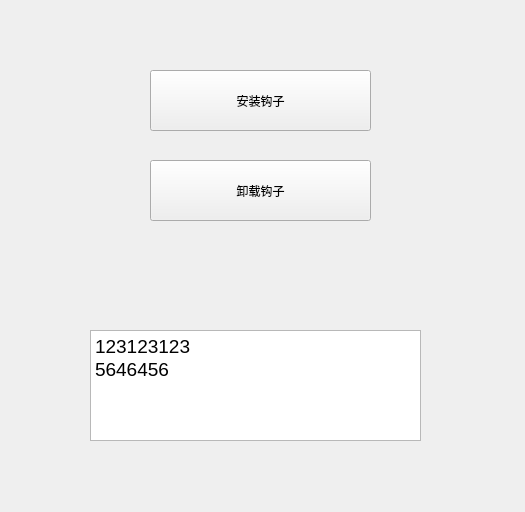
yueyingqingfeng8/MKmap, file widget.ui: the form before one commit.
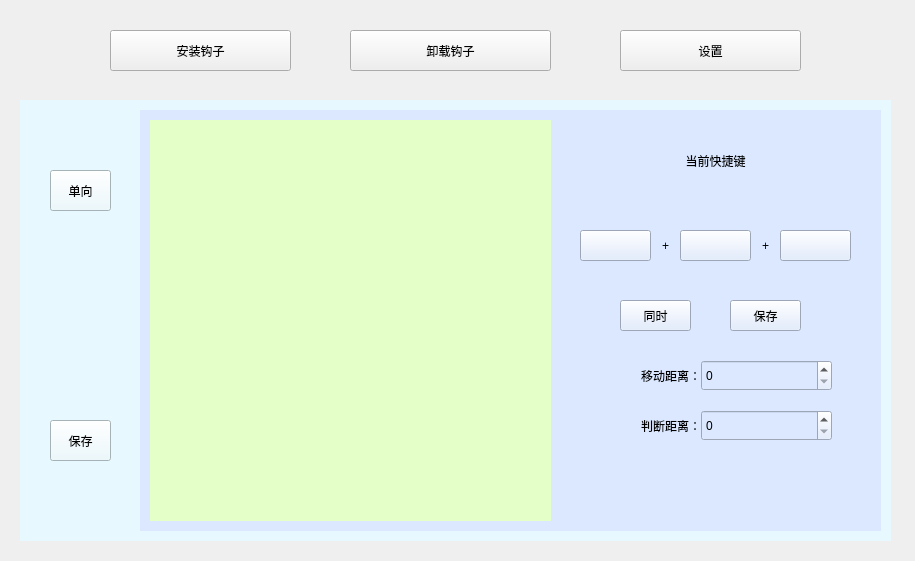
The form after the commit. The open tabs and pages were chosen to show the change. Custom widgets are drawn as their Qt base class.

Patch:
```diff
--- a/widget.ui
+++ b/widget.ui
@@ -6,8 +6,8 @@
    <rect>
     <x>0</x>
     <y>0</y>
-    <width>525</width>
-    <height>512</height>
+    <width>915</width>
+    <height>561</height>
    </rect>
   </property>
   <property name="windowTitle">
@@ -16,12 +16,15 @@
   <widget class="QPushButton" name="pb_install">
    <property name="geometry">
     <rect>
-     <x>150</x>
-     <y>70</y>
-     <width>221</width>
-     <height>61</height>
+     <x>110</x>
+     <y>30</y>
+     <width>181</width>
+     <height>41</height>
     </rect>
    </property>
+   <property name="focusPolicy">
+    <enum>Qt::NoFocus</enum>
+   </property>
    <property name="text">
     <string>安装钩子</string>
    </property>
@@ -29,55 +32,372 @@
   <widget class="QPushButton" name="pb_unload">
    <property name="geometry">
     <rect>
-     <x>150</x>
-     <y>160</y>
-     <width>221</width>
-     <height>61</height>
+     <x>350</x>
+     <y>30</y>
+     <width>201</width>
+     <height>41</height>
     </rect>
    </property>
+   <property name="focusPolicy">
+    <enum>Qt::NoFocus</enum>
+   </property>
    <property name="text">
     <string>卸载钩子</string>
    </property>
   </widget>
-  <widget class="QLabel" name="lb_return">
+  <widget class="QStackedWidget" name="sw_test">
    <property name="geometry">
     <rect>
-     <x>120</x>
-     <y>250</y>
-     <width>261</width>
-     <height>61</height>
+     <x>20</x>
+     <y>100</y>
+     <width>871</width>
+     <height>441</height>
     </rect>
    </property>
    <property name="styleSheet">
-    <string notr="true">font: 20pt &quot;黑体&quot;;</string>
+    <string notr="true">background-color: rgb(231, 249, 255);</string>
    </property>
-   <property name="text">
-    <string/>
+   <property name="currentIndex">
+    <number>1</number>
    </property>
-  </widget>
-  <widget class="QTextEdit" name="textEdit">
-   <property name="geometry">
-    <rect>
-     <x>90</x>
-     <y>330</y>
-     <width>331</width>
-     <height>111</height>
-    </rect>
-   </property>
-   <property name="styleSheet">
-    <string notr="true"/>
-   </property>
-   <property name="html">
-    <string>&lt;!DOCTYPE HTML PUBLIC &quot;-//W3C//DTD HTML 4.0//EN&quot; &quot;http://www.w3.org/TR/REC-html40/strict.dtd&quot;&gt;
+   <widget class="QWidget" name="pg_test">
+    <widget class="QLabel" name="lb_return">
+     <property name="geometry">
+      <rect>
+       <x>180</x>
+       <y>50</y>
+       <width>471</width>
+       <height>61</height>
+      </rect>
+     </property>
+     <property name="styleSheet">
+      <string notr="true">font: 20pt &quot;黑体&quot;;
+background-color: rgb(221, 255, 202);</string>
+     </property>
+     <property name="text">
+      <string/>
+     </property>
+     <property name="alignment">
+      <set>Qt::AlignCenter</set>
+     </property>
+    </widget>
+    <widget class="QTextEdit" name="textEdit">
+     <property name="geometry">
+      <rect>
+       <x>140</x>
+       <y>150</y>
+       <width>551</width>
+       <height>221</height>
+      </rect>
+     </property>
+     <property name="focusPolicy">
+      <enum>Qt::ClickFocus</enum>
+     </property>
+     <property name="styleSheet">
+      <string notr="true"/>
+     </property>
+     <property name="html">
+      <string>&lt;!DOCTYPE HTML PUBLIC &quot;-//W3C//DTD HTML 4.0//EN&quot; &quot;http://www.w3.org/TR/REC-html40/strict.dtd&quot;&gt;
 &lt;html&gt;&lt;head&gt;&lt;meta name=&quot;qrichtext&quot; content=&quot;1&quot; /&gt;&lt;style type=&quot;text/css&quot;&gt;
 p, li { white-space: pre-wrap; }
 &lt;/style&gt;&lt;/head&gt;&lt;body style=&quot; font-family:'SimSun'; font-size:9pt; font-weight:400; font-style:normal;&quot;&gt;
 &lt;p style=&quot; margin-top:0px; margin-bottom:0px; margin-left:0px; margin-right:0px; -qt-block-indent:0; text-indent:0px;&quot;&gt;&lt;span style=&quot; font-size:14pt;&quot;&gt;123123123&lt;/span&gt;&lt;/p&gt;
 &lt;p style=&quot; margin-top:0px; margin-bottom:0px; margin-left:0px; margin-right:0px; -qt-block-indent:0; text-indent:0px;&quot;&gt;&lt;span style=&quot; font-size:14pt;&quot;&gt;5646456&lt;/span&gt;&lt;/p&gt;&lt;/body&gt;&lt;/html&gt;</string>
+     </property>
+    </widget>
+   </widget>
+   <widget class="QWidget" name="pg_set">
+    <widget class="QPushButton" name="pb_setOneWay">
+     <property name="geometry">
+      <rect>
+       <x>30</x>
+       <y>70</y>
+       <width>61</width>
+       <height>41</height>
+      </rect>
+     </property>
+     <property name="focusPolicy">
+      <enum>Qt::NoFocus</enum>
+     </property>
+     <property name="text">
+      <string>单向</string>
+     </property>
+    </widget>
+    <widget class="QStackedWidget" name="sw_set">
+     <property name="geometry">
+      <rect>
+       <x>120</x>
+       <y>10</y>
+       <width>741</width>
+       <height>421</height>
+      </rect>
+     </property>
+     <property name="styleSheet">
+      <string notr="true">background-color: rgb(219, 232, 255);
+font: 14pt &quot;黑体&quot;;</string>
+     </property>
+     <widget class="QWidget" name="pg_oneWay"/>
+     <widget class="QWidget" name="pg_ways">
+      <widget class="PaintWidget" name="widget" native="true">
+       <property name="geometry">
+        <rect>
+         <x>10</x>
+         <y>10</y>
+         <width>401</width>
+         <height>401</height>
+        </rect>
+       </property>
+       <property name="styleSheet">
+        <string notr="true">background-color: rgb(229, 255, 201);</string>
+       </property>
+      </widget>
+      <widget class="QLabel" name="label">
+       <property name="geometry">
+        <rect>
+         <x>500</x>
+         <y>30</y>
+         <width>151</width>
+         <height>41</height>
+        </rect>
+       </property>
+       <property name="text">
+        <string>当前快捷键</string>
+       </property>
+       <property name="alignment">
+        <set>Qt::AlignCenter</set>
+       </property>
+      </widget>
+      <widget class="QSpinBox" name="sb_moveDistance">
+       <property name="geometry">
+        <rect>
+         <x>561</x>
+         <y>250</y>
+         <width>131</width>
+         <height>31</height>
+        </rect>
+       </property>
+       <property name="focusPolicy">
+        <enum>Qt::ClickFocus</enum>
+       </property>
+       <property name="maximum">
+        <number>200</number>
+       </property>
+      </widget>
+      <widget class="QLabel" name="label_2">
+       <property name="geometry">
+        <rect>
+         <x>430</x>
+         <y>250</y>
+         <width>131</width>
+         <height>31</height>
+        </rect>
+       </property>
+       <property name="text">
+        <string>移动距离：</string>
+       </property>
+       <property name="alignment">
+        <set>Qt::AlignRight|Qt::AlignTrailing|Qt::AlignVCenter</set>
+       </property>
+      </widget>
+      <widget class="QLabel" name="label_3">
+       <property name="geometry">
+        <rect>
+         <x>430</x>
+         <y>300</y>
+         <width>131</width>
+         <height>31</height>
+        </rect>
+       </property>
+       <property name="text">
+        <string>判断距离：</string>
+       </property>
+       <property name="alignment">
+        <set>Qt::AlignRight|Qt::AlignTrailing|Qt::AlignVCenter</set>
+       </property>
+      </widget>
+      <widget class="QSpinBox" name="sb_judgeDistance">
+       <property name="geometry">
+        <rect>
+         <x>561</x>
+         <y>300</y>
+         <width>131</width>
+         <height>31</height>
+        </rect>
+       </property>
+       <property name="focusPolicy">
+        <enum>Qt::ClickFocus</enum>
+       </property>
+       <property name="maximum">
+        <number>140</number>
+       </property>
+      </widget>
+      <widget class="QLabel" name="label_7">
+       <property name="geometry">
+        <rect>
+         <x>510</x>
+         <y>120</y>
+         <width>31</width>
+         <height>31</height>
+        </rect>
+       </property>
+       <property name="styleSheet">
+        <string notr="true">font: 16pt &quot;黑体&quot;;</string>
+       </property>
+       <property name="text">
+        <string>+</string>
+       </property>
+       <property name="alignment">
+        <set>Qt::AlignCenter</set>
+       </property>
+      </widget>
+      <widget class="QLabel" name="label_8">
+       <property name="geometry">
+        <rect>
+         <x>610</x>
+         <y>120</y>
+         <width>31</width>
+         <height>31</height>
+        </rect>
+       </property>
+       <property name="styleSheet">
+        <string notr="true">font: 16pt &quot;黑体&quot;;</string>
+       </property>
+       <property name="text">
+        <string>+</string>
+       </property>
+       <property name="alignment">
+        <set>Qt::AlignCenter</set>
+       </property>
+      </widget>
+      <widget class="QPushButton" name="pb_key1">
+       <property name="geometry">
+        <rect>
+         <x>440</x>
+         <y>120</y>
+         <width>71</width>
+         <height>31</height>
+        </rect>
+       </property>
+       <property name="focusPolicy">
+        <enum>Qt::NoFocus</enum>
+       </property>
+       <property name="styleSheet">
+        <string notr="true"/>
+       </property>
+       <property name="text">
+        <string/>
+       </property>
+      </widget>
+      <widget class="QPushButton" name="pb_key2">
+       <property name="geometry">
+        <rect>
+         <x>540</x>
+         <y>120</y>
+         <width>71</width>
+         <height>31</height>
+        </rect>
+       </property>
+       <property name="focusPolicy">
+        <enum>Qt::NoFocus</enum>
+       </property>
+       <property name="text">
+        <string/>
+       </property>
+      </widget>
+      <widget class="QPushButton" name="pb_key3">
+       <property name="geometry">
+        <rect>
+         <x>640</x>
+         <y>120</y>
+         <width>71</width>
+         <height>31</height>
+        </rect>
+       </property>
+       <property name="focusPolicy">
+        <enum>Qt::NoFocus</enum>
+       </property>
+       <property name="text">
+        <string/>
+       </property>
+      </widget>
+      <widget class="QPushButton" name="pb_keysSave">
+       <property name="geometry">
+        <rect>
+         <x>590</x>
+         <y>190</y>
+         <width>71</width>
+         <height>31</height>
+        </rect>
+       </property>
+       <property name="focusPolicy">
+        <enum>Qt::NoFocus</enum>
+       </property>
+       <property name="text">
+        <string>保存</string>
+       </property>
+      </widget>
+      <widget class="QPushButton" name="pb_keysType">
+       <property name="geometry">
+        <rect>
+         <x>480</x>
+         <y>190</y>
+         <width>71</width>
+         <height>31</height>
+        </rect>
+       </property>
+       <property name="focusPolicy">
+        <enum>Qt::NoFocus</enum>
+       </property>
+       <property name="text">
+        <string>同时</string>
+       </property>
+      </widget>
+     </widget>
+    </widget>
+    <widget class="QPushButton" name="pb_save">
+     <property name="geometry">
+      <rect>
+       <x>30</x>
+       <y>320</y>
+       <width>61</width>
+       <height>41</height>
+      </rect>
+     </property>
+     <property name="focusPolicy">
+      <enum>Qt::NoFocus</enum>
+     </property>
+     <property name="text">
+      <string>保存</string>
+     </property>
+    </widget>
+   </widget>
+  </widget>
+  <widget class="QPushButton" name="pb_set">
+   <property name="geometry">
+    <rect>
+     <x>620</x>
+     <y>30</y>
+     <width>181</width>
+     <height>41</height>
+    </rect>
+   </property>
+   <property name="focusPolicy">
+    <enum>Qt::NoFocus</enum>
+   </property>
+   <property name="text">
+    <string>设置</string>
    </property>
   </widget>
  </widget>
  <layoutdefault spacing="6" margin="11"/>
+ <customwidgets>
+  <customwidget>
+   <class>PaintWidget</class>
+   <extends>QWidget</extends>
+   <header location="global">paintwidget.h</header>
+   <container>1</container>
+  </customwidget>
+ </customwidgets>
  <resources/>
  <connections/>
 </ui>
```
